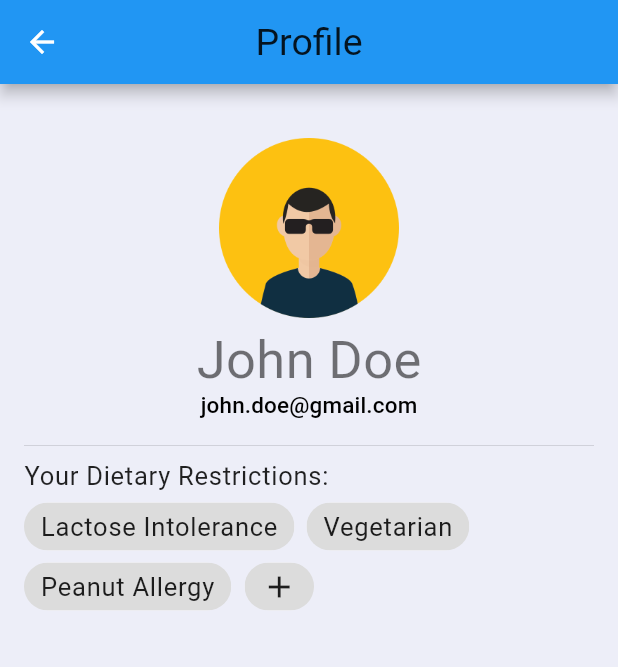
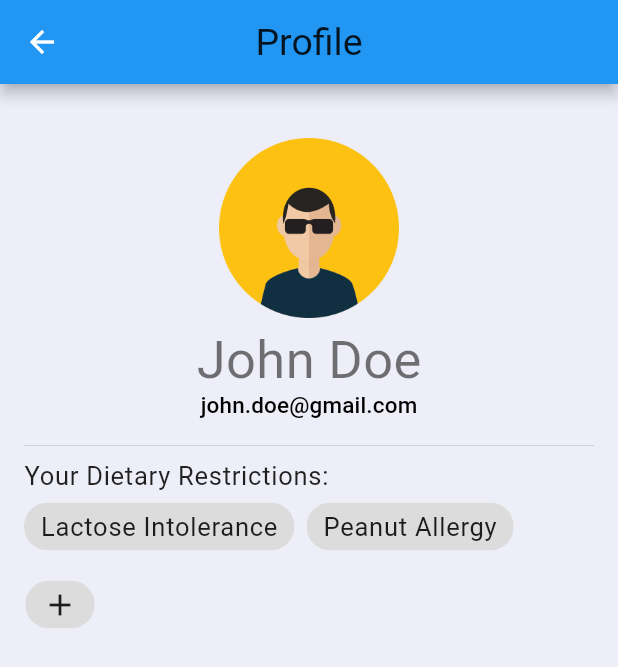
Before and after one commit to P-Connor/Pantry-Demo, a Flutter app: the ProfilePage screen opened directly, on a phone screen of 412 x 824 dp. Shown: the top 667 px of the screen. Run offline on Flutter 3.47's test engine with Material 2 defaults, Android fonts, the light colour scheme and no system bars; our stand-ins replace flutter_rating_bar, google_fonts; missing offline and left inert: filter_list; Roboto replaces fonts that are missing (Chivo).

Commit message:
Minor changes

```diff
--- a/pantry/lib/pages/home_page.dart
+++ b/pantry/lib/pages/home_page.dart
@@ -24,11 +24,11 @@ class RecipePage extends StatelessWidget {
               border: UnderlineInputBorder(),
               icon: Icon(Icons.search),
               labelText: 'Find a recipe',
-              counterText: 'test',
+              //counterText: 'test',
               fillColor: Colors.red,
             ),
           ),
-          //Container(padding: EdgeInsetsDirectional.only(top: 16)),
+          SizedBox(height: 20),
           Row(
             children: [
               Text('For You:', style: Theme.of(context).textTheme.headline5),
--- a/pantry/lib/pages/profile_page.dart
+++ b/pantry/lib/pages/profile_page.dart
@@ -42,13 +42,10 @@ class ProfilePage extends StatelessWidget {
                   style: Theme.of(context).textTheme.bodyText1),
               Wrap(
                 spacing: 8,
-                runSpacing: -8,
+                runSpacing: 4,
                 children: [
                   Chip(
                     label: const Text('Lactose Intolerance'),
-                  ),
-                  Chip(
-                    label: const Text('Vegetarian'),
                   ),
                   Chip(
                     label: const Text('Peanut Allergy'),
```
